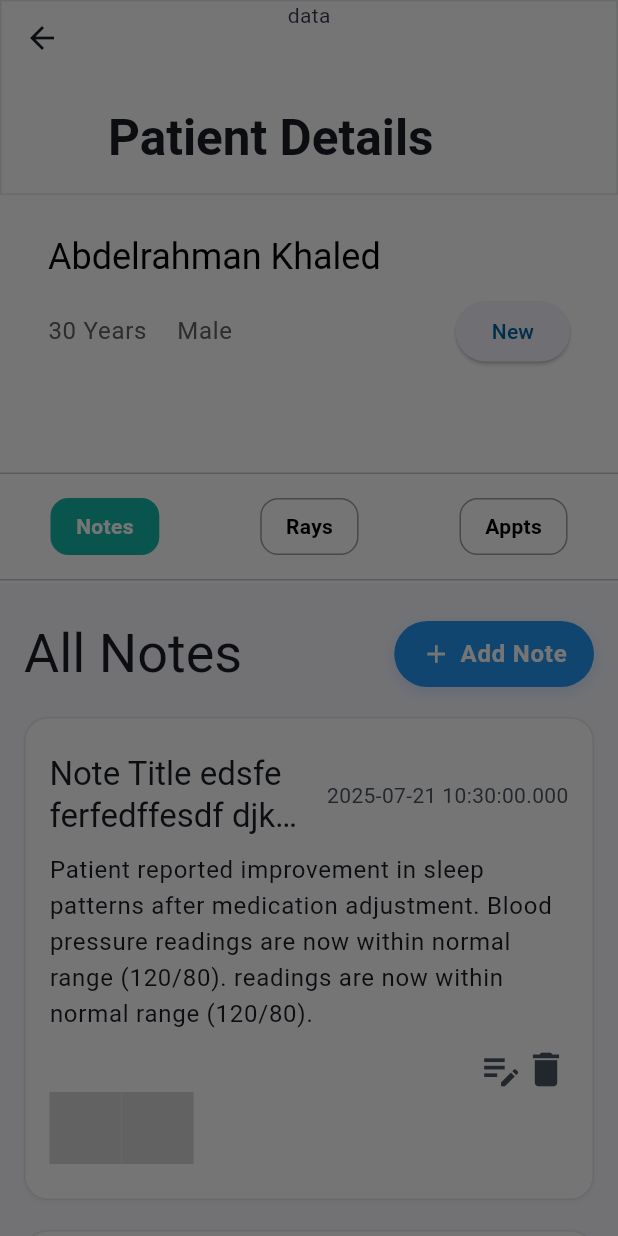
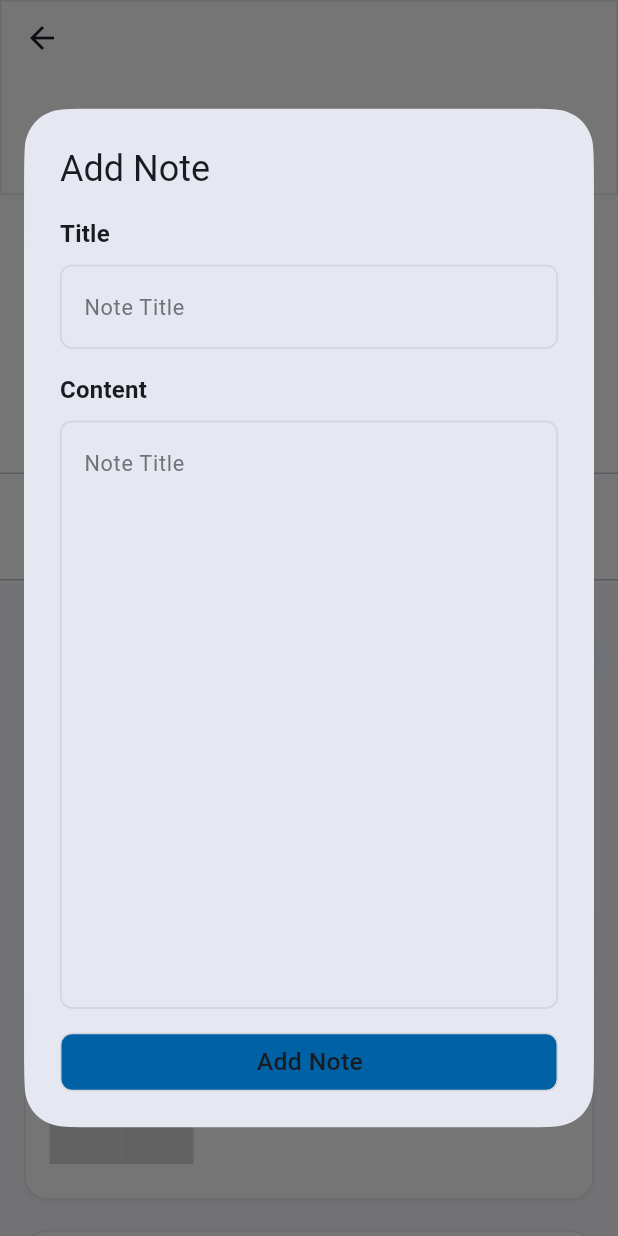
Before and after one commit to Polymath000/InsightMed, a Flutter app: the PatientDetailsView screen opened by its route, after a tap on "Add Note", on a phone screen of 412 x 824 dp. Run offline on Flutter 3.47's test engine with Material 3 defaults, Android fonts, the phone set to English and light mode, and no system bars; our stand-ins replace bloc, dio, file_picker, flutter_bloc, flutter_screenutil, flutter_svg and 2 more; missing offline and left inert: drop_down_list; accounts and stored records are empty; Roboto replaces fonts that are missing (Cairo).

Commit message:
add note buttin

```diff
--- /dev/null
+++ b/lib/core/models/note_model.dart
@@ -0,0 +1,11 @@
+class NoteModel {
+  NoteModel({
+    required this.title,
+    required this.description,
+    required this.createdDate,
+  });
+
+  String title;
+  String createdDate;
+  String description;
+}
--- /dev/null
+++ b/lib/core/widgets/custom_text_field.dart
@@ -0,0 +1,53 @@
+import 'package:flutter/material.dart';
+import 'package:flutter_screenutil/flutter_screenutil.dart';
+
+import '../../features/auth/presentation/views/widgets/constans.dart';
+
+class CTextField extends StatelessWidget {
+  const CTextField({
+    required this.choose,
+    super.key,
+    this.hint,
+    this.type,
+    this.onChanged,
+    this.maxLines = 1,
+    this.minLines = 1,
+  });
+  final int? minLines;
+  final int? maxLines;
+  final String? hint;
+  final bool? choose;
+  final TextInputType? type;
+  final void Function(String?)? onChanged;
+  @override
+  Widget build(final BuildContext context) => TextFormField(
+    onChanged: onChanged,
+    validator: (final value) {
+      if (value == null || value.isEmpty) {
+        return 'this field is required';
+      } else {
+        return null;
+      }
+    },
+    autovalidateMode: AutovalidateMode.disabled,
+    keyboardType: type,
+    maxLines: maxLines,
+    minLines: minLines,
+    obscureText: choose!,
+    decoration: InputDecoration(
+      hintText: hint,
+      hintStyle: TextStyle(
+        fontWeight: FontWeight.w400,
+        fontSize: 14.sp,
+        color: const Color.fromARGB(255, 113, 114, 121),
+      ),
+      enabledBorder: OutlineInputBorder(
+        borderSide: const BorderSide(color: Color(0xffD1D5DB)),
+        borderRadius: BorderRadius.circular(8),
+      ),
+      focusedBorder: const OutlineInputBorder(
+        borderSide: BorderSide(color: kMainColor),
+      ),
+    ),
+  );
+}
--- a/lib/features/auth/presentation/views/widgets/social_auth.dart
+++ b/lib/features/auth/presentation/views/widgets/social_auth.dart
@@ -1,7 +1,7 @@
 import 'package:flutter/material.dart';
 import '../../../../../core/utls/app_images.dart';
 import 'constans.dart';
-import 'custbutton.dart';
+import '../../../../../core/widgets/custbutton.dart';
 
 class SocialAuth extends StatelessWidget {
   const SocialAuth({super.key});
--- a/lib/features/notes/presentation/view/widget/add_note_button.dart
+++ b/lib/features/notes/presentation/view/widget/add_note_button.dart
@@ -1,7 +1,10 @@
 import 'package:flutter/cupertino.dart';
 import 'package:flutter/material.dart';
+import '../../../../../core/utls/i_text.dart';
 import '../../../../../core/utls/themes/app_colors.dart';
 import '../../../../../core/utls/themes/app_text_style.dart';
+import '../../../../../core/widgets/custom_text_field.dart';
+import 'note_form.dart';
 
 class AddNoteButton extends StatelessWidget {
   const AddNoteButton({super.key});
@@ -26,16 +29,16 @@ class AddNoteButton extends StatelessWidget {
   @override
   Widget build(final BuildContext context) => GestureDetector(
     onTap: () async {
-      await showAdaptiveDialog<String>(
-            context: context,
-            builder:
-            // TODO: Not work
-                (BuildContext context) => const Column(
-                  children: [
-                    const Text('data')
-                  ],
-                ),
-          );
+      await showDialog(
+        context: context,
+        builder: (_) => AlertDialog(
+          title: const Text('Add Note'),
+          content: SizedBox(
+            width: MediaQuery.sizeOf(context).width,
+            child: SingleChildScrollView(child: NoteForm()),
+          ),
+        ),
+      );
     },
     child: Container(
       padding: const EdgeInsets.symmetric(horizontal: 18, vertical: 10),
--- /dev/null
+++ b/lib/features/notes/presentation/view/widget/note_form.dart
@@ -0,0 +1,62 @@
+import 'package:flutter/cupertino.dart';
+import '../../../../../core/utls/themes/app_colors.dart';
+import '../../../../../core/utls/themes/app_text_style.dart';
+import '../../../../../core/widgets/custbutton.dart';
+import '../../../../../core/widgets/custom_text_field.dart';
+
+class NoteForm extends StatelessWidget {
+  NoteForm({super.key});
+  AutovalidateMode autovalidateMode = AutovalidateMode.disabled;
+  GlobalKey<FormState> formKey = GlobalKey<FormState>();
+  @override
+  Widget build(final BuildContext context) => Form(
+    key: formKey,
+    autovalidateMode: autovalidateMode,
+    child: Column(
+      crossAxisAlignment: CrossAxisAlignment.start,
+      children: [
+        Text(
+          'Title',
+          style: AppTextStyles.titleMedium!.copyWith(
+            fontWeight: FontWeight.w600,
+          ),
+          softWrap: true,
+        ),
+        const SizedBox(height: 8),
+        CTextField(choose: false, hint: 'Note Title', onChanged: (p0) {}),
+        const SizedBox(height: 16),
+        Text(
+          'Content',
+          style: AppTextStyles.titleMedium!.copyWith(
+            fontWeight: FontWeight.w600,
+          ),
+          softWrap: true,
+        ),
+        const SizedBox(height: 8),
+
+        CTextField(
+          choose: false,
+          hint: 'Note Title',
+          onChanged: (p0) {},
+          maxLines: 15,
+          minLines: 15,
+        ),
+
+        const SizedBox(height: 16),
+
+        CButton(
+          btnText: 'Add Note',
+          colorbackground: AppColors.primary,
+          onTap: () {
+            if (formKey.currentState!.validate()) {
+              formKey.currentState!.save();
+              Navigator.pop(context);
+            } else {
+              autovalidateMode = AutovalidateMode.always;
+            }
+          },
+        ),
+      ],
+    ),
+  );
+}
```
Also changed, not shown: lib/features/auth/presentation/views/widgets/login_form.dart (+4 -4 lines), lib/features/auth/presentation/views/widgets/patient_form.dart (+5 -5 lines), lib/features/auth/presentation/views/widgets/signup_form.dart (+14 -14 lines), lib/features/auth/presentation/views/widgets/text_field.dart (deleted, +0 -41 lines), lib/features/patient_rays_ubmission/presentation/views/widgets/upload_medical_ray_button.dart (+3 -7 lines), lib/core/widgets/custbutton.dart (renamed from lib/features/auth/presentation/views/widgets/custbutton.dart). Lines whose indentation alone changed are shown as unchanged.
